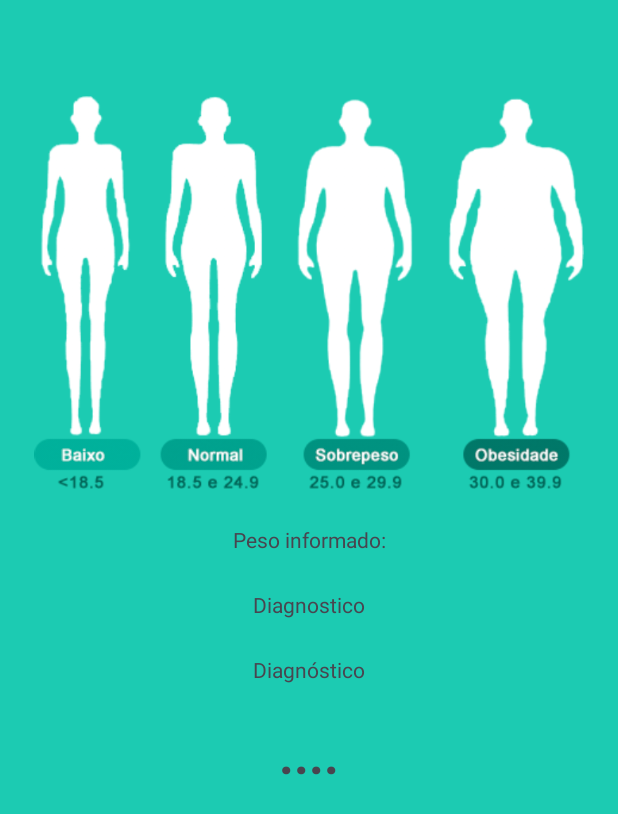
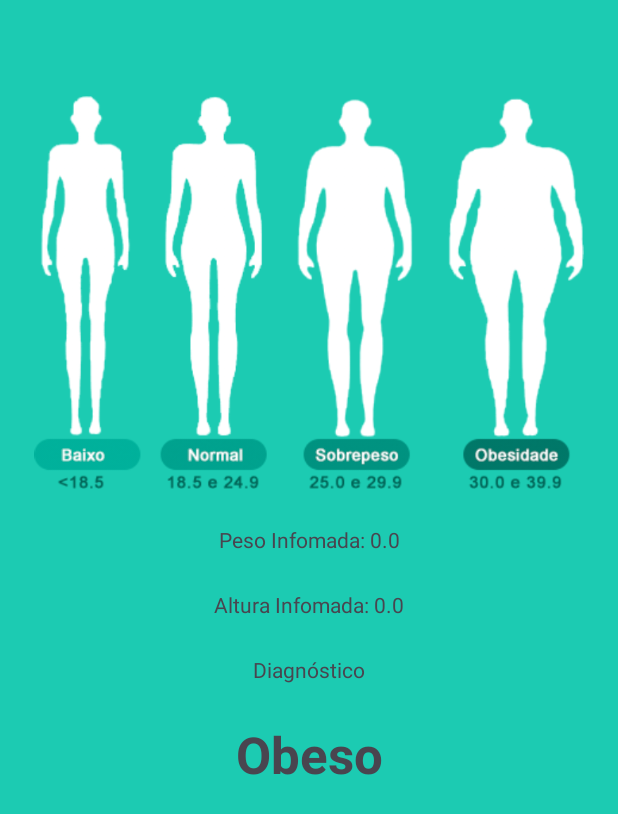
Before and after one commit to pgabrielgmdeveloper/CalculoIMCApp, an Android app: the screen it shows after launch (IMCCalculuteActivity), after a tap on "CALCULAR", on a phone screen of 412 x 824 dp. Shown: the top 814 px of the screen. Run offline under Robolectric (Android 15) with nearby library versions, the phone set to English and light mode, and no system bars; 2 statements that could not run were skipped.

Commit message:
finalizando logica do calculo do imc

```diff
--- a/app/src/main/java/br/com/pgabrelgmdeveloper/calculadoraimc/IMCCalculuteActivity.kt
+++ b/app/src/main/java/br/com/pgabrelgmdeveloper/calculadoraimc/IMCCalculuteActivity.kt
@@ -1,12 +1,16 @@
 package br.com.pgabrelgmdeveloper.calculadoraimc
 
 import android.os.Bundle
+import android.widget.TextView
 import androidx.activity.enableEdgeToEdge
 import androidx.appcompat.app.AppCompatActivity
 import androidx.core.view.ViewCompat
 import androidx.core.view.WindowInsetsCompat
 
 class IMCCalculuteActivity : AppCompatActivity() {
+    lateinit var textAltura: TextView
+    lateinit var textPeso: TextView
+    lateinit var textDianostico: TextView
     override fun onCreate(savedInstanceState: Bundle?) {
         super.onCreate(savedInstanceState)
         enableEdgeToEdge()
@@ -16,5 +20,32 @@ class IMCCalculuteActivity : AppCompatActivity() {
             v.setPadding(systemBars.left, systemBars.top, systemBars.right, systemBars.bottom)
             insets
         }
+        textAltura = findViewById(R.id.text_altura)
+        textPeso = findViewById(R.id.text_peso)
+        textDianostico = findViewById(R.id.text_resultado)
+        calculate()
+    }
+    private fun calculate() {
+        val extras = intent.extras;
+        if (extras == null) {
+            textDianostico.text = "A altura é peso devem ser informados!"
+            return
+        }
+
+        val altura = extras.getDouble("altura")
+        val peso = extras.getDouble("peso")
+        val imc = peso / (altura * altura)
+        val diagnostico = if (imc < 18.5) {
+            "Abaixo do peso"
+        }else if (imc in 18.5 .. 24.9) {
+            "Saúdavel"
+        } else if (imc in 25.0 .. 29.9) {
+            "Sobre peso"
+        } else {
+            "Obeso"
+        }
+        textAltura.text = "Altura Infomada: $altura"
+        textPeso.text = "Peso Infomada: $peso"
+        textDianostico.text = diagnostico
     }
 }
--- a/app/src/main/res/layout/activity_main.xml
+++ b/app/src/main/res/layout/activity_main.xml
@@ -34,7 +34,8 @@
             android:id="@+id/edit_peso"
             android:layout_width="match_parent"
             android:layout_height="66dp"
-            android:hint="Digite seu peso ex: 80.5" />
+            android:hint="Digite seu peso ex: 80.5"
+            android:inputType="number|numberDecimal" />
     </com.google.android.material.textfield.TextInputLayout>
 
     <com.google.android.material.textfield.TextInputLayout
@@ -53,7 +54,8 @@
             android:id="@+id/edit_altura"
             android:layout_width="match_parent"
             android:layout_height="wrap_content"
-            android:hint="Digite sua altura ex: 1.84" />
+            android:hint="Digite sua altura ex: 1.84"
+            android:inputType="number|numberDecimal" />
     </com.google.android.material.textfield.TextInputLayout>
 
     <TextView
```
